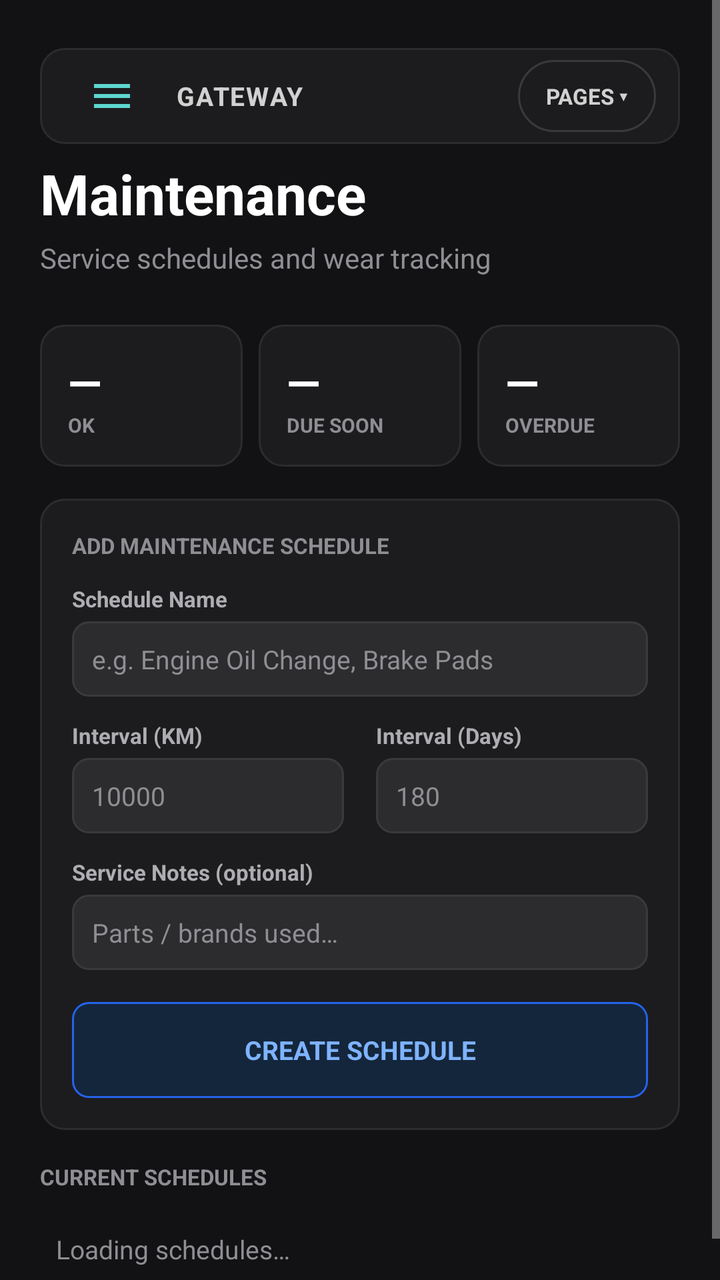
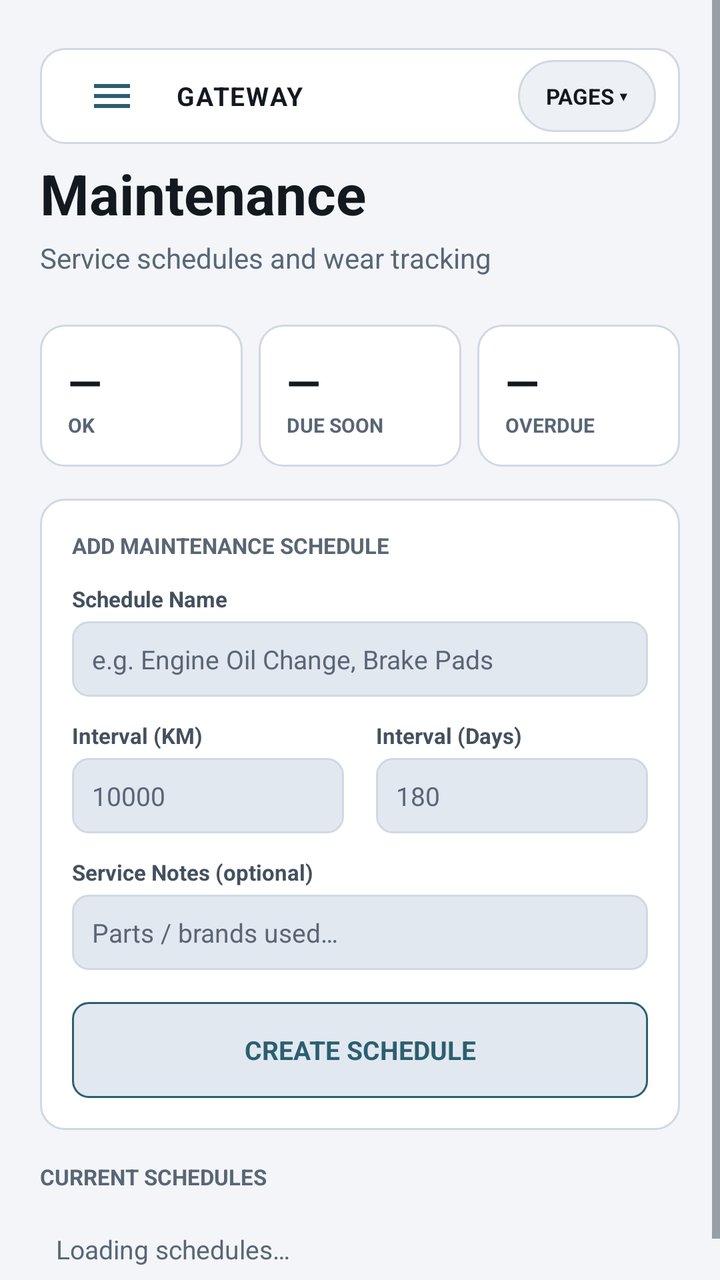

The first picture is an Android layout as it rendered before a commit; the second is the same layout after the commit. The layout source and the unified diff follow.
<!-- AndroidManifest.xml: application theme Theme.OBDGateway -->
<!-- res/layout/activity_maintenance.xml -->
<?xml version="1.0" encoding="utf-8"?>
<ScrollView xmlns:android="http://schemas.android.com/apk/res/android"
    android:layout_width="match_parent"
    android:layout_height="match_parent"
    android:fillViewport="true">

    <LinearLayout
        android:layout_width="match_parent"
        android:layout_height="wrap_content"
        android:orientation="vertical"
        android:padding="20dp">

        <include layout="@layout/view_nav_bar" />

        <TextView
            android:layout_width="wrap_content"
            android:layout_height="wrap_content"
            android:text="Maintenance"
            android:textColor="@color/text_primary"
            android:textSize="28sp"
            android:textStyle="bold"
            android:layout_marginBottom="4dp" />

        <TextView
            android:layout_width="wrap_content"
            android:layout_height="wrap_content"
            android:text="Service schedules and wear tracking"
            android:textColor="@color/text_muted"
            android:textSize="14sp"
            android:layout_marginBottom="24dp" />

        
        <LinearLayout
            android:layout_width="match_parent"
            android:layout_height="wrap_content"
            android:orientation="horizontal"
            android:layout_marginBottom="16dp">

            <LinearLayout
                android:layout_width="0dp"
                android:layout_height="wrap_content"
                android:layout_weight="1"
                android:orientation="vertical"
                android:background="@drawable/card_bg"
                android:padding="14dp"
                android:layout_marginEnd="8dp">

                <TextView
                    android:id="@+id/maintOkCount"
                    android:layout_width="wrap_content"
                    android:layout_height="wrap_content"
                    android:text="—"
                    android:textColor="@color/text_primary"
                    android:textSize="22sp"
                    android:textStyle="bold" />

                <TextView
                    android:layout_width="wrap_content"
                    android:layout_height="wrap_content"
                    android:text="OK"
                    android:textColor="@color/text_muted"
                    android:textSize="10sp"
                    android:textStyle="bold" />
            </LinearLayout>

            <LinearLayout
                android:layout_width="0dp"
                android:layout_height="wrap_content"
                android:layout_weight="1"
                android:orientation="vertical"
                android:background="@drawable/card_bg"
                android:padding="14dp"
                android:layout_marginEnd="8dp">

                <TextView
                    android:id="@+id/maintSoonCount"
                    android:layout_width="wrap_content"
                    android:layout_height="wrap_content"
                    android:text="—"
                    android:textColor="@color/text_primary"
                    android:textSize="22sp"
                    android:textStyle="bold" />

                <TextView
                    android:layout_width="wrap_content"
                    android:layout_height="wrap_content"
                    android:text="DUE SOON"
                    android:textColor="@color/text_muted"
                    android:textSize="10sp"
                    android:textStyle="bold" />
            </LinearLayout>

            <LinearLayout
                android:layout_width="0dp"
                android:layout_height="wrap_content"
                android:layout_weight="1"
                android:orientation="vertical"
                android:background="@drawable/card_bg"
                android:padding="14dp">

                <TextView
                    android:id="@+id/maintOverdueCount"
                    android:layout_width="wrap_content"
                    android:layout_height="wrap_content"
                    android:text="—"
                    android:textColor="@color/text_primary"
                    android:textSize="22sp"
                    android:textStyle="bold" />

                <TextView
                    android:layout_width="wrap_content"
                    android:layout_height="wrap_content"
                    android:text="OVERDUE"
                    android:textColor="@color/text_muted"
                    android:textSize="10sp"
                    android:textStyle="bold" />
            </LinearLayout>
        </LinearLayout>

        
        <LinearLayout
            android:layout_width="match_parent"
            android:layout_height="wrap_content"
            android:orientation="vertical"
            android:background="@drawable/card_bg"
            android:padding="16dp"
            android:layout_marginBottom="16dp">

            <TextView
                android:layout_width="wrap_content"
                android:layout_height="wrap_content"
                android:text="ADD MAINTENANCE SCHEDULE"
                android:textColor="@color/text_muted"
                android:textSize="11sp"
                android:textStyle="bold"
                android:layout_marginBottom="12dp" />

            <TextView
                android:layout_width="wrap_content"
                android:layout_height="wrap_content"
                android:text="Schedule Name"
                android:textColor="@color/text_secondary"
                android:textSize="11sp"
                android:textStyle="bold"
                android:layout_marginBottom="4dp" />

            <EditText
                android:id="@+id/etScheduleName"
                android:layout_width="match_parent"
                android:layout_height="wrap_content"
                android:background="@drawable/spinner_bg"
                android:padding="10dp"
                android:hint="e.g. Engine Oil Change, Brake Pads"
                android:textColor="@color/text_primary"
                android:textColorHint="@color/text_muted"
                android:textSize="13sp"
                android:layout_marginBottom="12dp" />

            <LinearLayout
                android:layout_width="match_parent"
                android:layout_height="wrap_content"
                android:orientation="horizontal"
                android:layout_marginBottom="12dp">

                <LinearLayout
                    android:layout_width="0dp"
                    android:layout_height="wrap_content"
                    android:layout_weight="1"
                    android:orientation="vertical"
                    android:layout_marginEnd="8dp">

                    <TextView
                        android:layout_width="wrap_content"
                        android:layout_height="wrap_content"
                        android:text="Interval (KM)"
                        android:textColor="@color/text_secondary"
                        android:textSize="11sp"
                        android:textStyle="bold"
                        android:layout_marginBottom="4dp" />

                    <EditText
                        android:id="@+id/etIntervalKm"
                        android:layout_width="match_parent"
                        android:layout_height="wrap_content"
                        android:background="@drawable/spinner_bg"
                        android:padding="10dp"
                        android:inputType="number"
                        android:hint="10000"
                        android:textColor="@color/text_primary"
                        android:textColorHint="@color/text_muted"
                        android:textSize="13sp" />
                </LinearLayout>

                <LinearLayout
                    android:layout_width="0dp"
                    android:layout_height="wrap_content"
                    android:layout_weight="1"
                    android:orientation="vertical"
                    android:layout_marginStart="8dp">

                    <TextView
                        android:layout_width="wrap_content"
                        android:layout_height="wrap_content"
                        android:text="Interval (Days)"
                        android:textColor="@color/text_secondary"
                        android:textSize="11sp"
                        android:textStyle="bold"
                        android:layout_marginBottom="4dp" />

                    <EditText
                        android:id="@+id/etIntervalDays"
                        android:layout_width="match_parent"
                        android:layout_height="wrap_content"
                        android:background="@drawable/spinner_bg"
                        android:padding="10dp"
                        android:inputType="number"
                        android:hint="180"
                        android:textColor="@color/text_primary"
                        android:textColorHint="@color/text_muted"
                        android:textSize="13sp" />
                </LinearLayout>
            </LinearLayout>

            <TextView
                android:layout_width="wrap_content"
                android:layout_height="wrap_content"
                android:text="Service Notes (optional)"
                android:textColor="@color/text_secondary"
                android:textSize="11sp"
                android:textStyle="bold"
                android:layout_marginBottom="4dp" />

            <EditText
                android:id="@+id/etServiceNotes"
                android:layout_width="match_parent"
                android:layout_height="wrap_content"
                android:background="@drawable/spinner_bg"
                android:padding="10dp"
                android:hint="Parts / brands used…"
                android:textColor="@color/text_primary"
                android:textColorHint="@color/text_muted"
                android:textSize="13sp"
                android:layout_marginBottom="16dp" />

            <TextView
                android:id="@+id/btnCreateSchedule"
                android:layout_width="match_parent"
                android:layout_height="48dp"
                android:gravity="center"
                android:text="CREATE SCHEDULE"
                android:textColor="#7EB3FF"
                android:textSize="13sp"
                android:textStyle="bold"
                android:background="@drawable/btn_diag_read_bg"
                android:clickable="true"
                android:focusable="true" />
        </LinearLayout>

        
        <TextView
            android:layout_width="wrap_content"
            android:layout_height="wrap_content"
            android:text="CURRENT SCHEDULES"
            android:textColor="@color/text_muted"
            android:textSize="11sp"
            android:textStyle="bold"
            android:layout_marginBottom="12dp" />

        <LinearLayout
            android:id="@+id/maintScheduleContainer"
            android:layout_width="match_parent"
            android:layout_height="wrap_content"
            android:orientation="vertical">

            <TextView
                android:layout_width="match_parent"
                android:layout_height="wrap_content"
                android:text="Loading schedules…"
                android:textColor="@color/text_muted"
                android:textSize="13sp"
                android:padding="8dp" />
        </LinearLayout>
    </LinearLayout>
</ScrollView>
<!-- res/layout/view_nav_bar.xml (included above) -->
<?xml version="1.0" encoding="utf-8"?>
<LinearLayout xmlns:android="http://schemas.android.com/apk/res/android"
    xmlns:tools="http://schemas.android.com/tools"
    android:layout_width="match_parent"
    android:layout_height="wrap_content"
    android:orientation="vertical"
    android:layout_marginTop="4dp"
    android:layout_marginBottom="6dp">

    
    <LinearLayout
        android:id="@+id/navHeaderBar"
        android:layout_width="match_parent"
        android:layout_height="48dp"
        android:orientation="horizontal"
        android:gravity="center_vertical"
        android:background="@drawable/card_bg"
        android:paddingHorizontal="12dp">

        <ImageButton
            android:id="@+id/btnNavMenu"
            android:layout_width="48dp"
            android:layout_height="48dp"
            android:background="?attr/selectableItemBackgroundBorderless"
            android:src="@drawable/ic_menu"
            android:tint="@color/accent_cyan"
            android:contentDescription="@string/cd_nav_menu" />

        <TextView
            android:id="@+id/tvNavCurrentTitle"
            android:layout_width="0dp"
            android:layout_height="wrap_content"
            android:layout_weight="1"
            android:layout_marginStart="8dp"
            android:text="GATEWAY"
            android:textColor="#CCFFFFFF"
            android:textSize="13sp"
            android:textStyle="bold"
            android:letterSpacing="0.05" />

        <TextView
            android:id="@+id/btnToggleNavPills"
            android:layout_width="wrap_content"
            android:layout_height="36dp"
            android:minWidth="56dp"
            android:paddingHorizontal="14dp"
            android:gravity="center"
            android:background="@drawable/nav_pill_inactive"
            android:text="PAGES ▾"
            android:textColor="#CCFFFFFF"
            android:textSize="11sp"
            android:textStyle="bold"
            android:clickable="true"
            android:focusable="true" />
    </LinearLayout>

    
    <HorizontalScrollView
        android:id="@+id/navPillsScroll"
        android:layout_width="match_parent"
        android:layout_height="wrap_content"
        android:scrollbars="none"
        android:visibility="gone"
        android:layout_marginTop="6dp"
        tools:ignore="UseCompoundDrawables">

        <LinearLayout
            android:id="@+id/navPillsContainer"
            android:layout_width="wrap_content"
            android:layout_height="wrap_content"
            android:orientation="horizontal">

            <TextView
                android:id="@+id/navGateway"
                android:layout_width="wrap_content"
                android:layout_height="44dp"
                android:minWidth="56dp"
                android:gravity="center"
                android:paddingHorizontal="12dp"
                android:layout_marginEnd="6dp"
                android:text="GATEWAY"
                android:textSize="11.5sp"
                android:textStyle="bold"
                android:letterSpacing="0.03"
                android:textColor="#CCFFFFFF"
                android:background="@drawable/nav_pill_inactive"
                android:clickable="true"
                android:focusable="true" />

            <TextView
                android:id="@+id/navDiagnostics"
                android:layout_width="wrap_content"
                android:layout_height="44dp"
                android:minWidth="56dp"
                android:gravity="center"
                android:paddingHorizontal="12dp"
                android:layout_marginEnd="6dp"
                android:text="DIAG"
                android:textSize="11.5sp"
                android:textStyle="bold"
                android:letterSpacing="0.03"
                android:textColor="#CCFFFFFF"
                android:background="@drawable/nav_pill_inactive"
                android:clickable="true"
                android:focusable="true" />

            <TextView
                android:id="@+id/navTrips"
                android:layout_width="wrap_content"
                android:layout_height="44dp"
                android:minWidth="56dp"
                android:gravity="center"
                android:paddingHorizontal="12dp"
                android:layout_marginEnd="6dp"
                android:text="TRIPS"
                android:textSize="11.5sp"
                android:textStyle="bold"
                android:letterSpacing="0.03"
                android:textColor="#CCFFFFFF"
                android:background="@drawable/nav_pill_inactive"
                android:clickable="true"
                android:focusable="true" />

            <TextView
                android:id="@+id/navFuel"
                android:layout_width="wrap_content"
                android:layout_height="44dp"
                android:minWidth="56dp"
                android:gravity="center"
                android:paddingHorizontal="12dp"
                android:layout_marginEnd="6dp"
                android:text="FUEL"
                android:textSize="11.5sp"
                android:textStyle="bold"
                android:letterSpacing="0.03"
                android:textColor="#CCFFFFFF"
                android:background="@drawable/nav_pill_inactive"
                android:clickable="true"
                android:focusable="true" />

            <TextView
                android:id="@+id/navPerf"
                android:layout_width="wrap_content"
                android:layout_height="44dp"
                android:minWidth="56dp"
                android:gravity="center"
                android:paddingHorizontal="12dp"
                android:layout_marginEnd="6dp"
                android:text="PERF"
                android:textSize="11.5sp"
                android:textStyle="bold"
                android:letterSpacing="0.03"
                android:textColor="#CCFFFFFF"
                android:background="@drawable/nav_pill_inactive"
                android:clickable="true"
                android:focusable="true" />

            <TextView
                android:id="@+id/navMaint"
                android:layout_width="wrap_content"
                android:layout_height="44dp"
                android:minWidth="56dp"
                android:gravity="center"
                android:paddingHorizontal="12dp"
                android:text="MAINT"
                android:textSize="11.5sp"
                android:textStyle="bold"
                android:letterSpacing="0.03"
                android:textColor="#CCFFFFFF"
                android:background="@drawable/nav_pill_inactive"
                android:clickable="true"
                android:focusable="true" />
        </LinearLayout>
    </HorizontalScrollView>
</LinearLayout>
<!-- resources referenced by this layout -->
<resources>
  <color name="accent_cyan">#FF5ED7D0</color>
  <color name="text_muted">#FF8E8E93</color>
  <color name="text_primary">#FFFFFFFF</color>
  <color name="text_secondary">#FFAEAEB2</color>
  <!-- drawable btn_diag_read_bg (drawable) -->
  <?xml version="1.0" encoding="utf-8"?>
  <shape xmlns:android="http://schemas.android.com/apk/res/android">
      <solid android:color="#14263B" />
      <corners android:radius="8dp" />
      <stroke android:width="1dp" android:color="#2563EB" />
  </shape>
  <!-- drawable card_bg (drawable) -->
  <?xml version="1.0" encoding="utf-8"?>
  <shape xmlns:android="http://schemas.android.com/apk/res/android">
      <solid android:color="#1C1C1E" />
      <corners android:radius="12dp" />
      <stroke android:width="1dp" android:color="#2C2C2E" />
  </shape>
  <!-- drawable ic_menu (drawable) -->
  <vector xmlns:android="http://schemas.android.com/apk/res/android"
      android:width="24dp"
      android:height="24dp"
      android:viewportWidth="24"
      android:viewportHeight="24">
    <path
        android:fillColor="#FFFFFFFF"
        android:pathData="M3,18h18v-2L3,16v2zM3,13h18v-2L3,11v2zM3,6v2h18L21,6L3,6z"/>
  </vector>
  <!-- drawable nav_pill_inactive (drawable) -->
  <?xml version="1.0" encoding="utf-8"?>
  <shape xmlns:android="http://schemas.android.com/apk/res/android">
      <solid android:color="#1C1C1E" />
      <corners android:radius="18dp" />
      <stroke android:width="1dp" android:color="#3A3A3C" />
  </shape>
  <!-- drawable spinner_bg (drawable) -->
  <?xml version="1.0" encoding="utf-8"?>
  <shape xmlns:android="http://schemas.android.com/apk/res/android">
      <solid android:color="#2C2C2E" />
      <corners android:radius="8dp" />
      <stroke android:width="1dp" android:color="#3A3A3C" />
  </shape>
  <string name="cd_nav_menu">Navigation Menu</string>
  <style name="Theme.OBDGateway" parent="Theme.AppCompat.NoActionBar">
          <item name="android:windowBackground">@color/background</item>
          <item name="android:colorBackground">@color/background</item>
          <item name="colorPrimary">@color/accent_blue</item>
          <item name="colorPrimaryDark">@color/background</item>
          <item name="colorAccent">@color/accent_green</item>
          <item name="android:textColorHint">@color/text_muted</item>
      </style>
  <color name="background">#FF121214</color>
  <color name="accent_blue">#FF2563EB</color>
  <color name="accent_green">#FF34C759</color>
</resources>

<!-- the commit's change to res/layout/activity_maintenance.xml (unified diff, before → after) -->
@@ -248,7 +248,7 @@
                 android:layout_height="48dp"
                 android:gravity="center"
                 android:text="CREATE SCHEDULE"
-                android:textColor="#7EB3FF"
+                android:textColor="@color/btn_secondary_text"
                 android:textSize="13sp"
                 android:textStyle="bold"
                 android:background="@drawable/btn_diag_read_bg"
@@ -318,7 +318,7 @@
             android:layout_weight="1"
             android:layout_marginStart="8dp"
             android:text="GATEWAY"
-            android:textColor="#CCFFFFFF"
+            android:textColor="@color/text_primary"
             android:textSize="13sp"
             android:textStyle="bold"
             android:letterSpacing="0.05" />
@@ -332,7 +332,7 @@
             android:gravity="center"
             android:background="@drawable/nav_pill_inactive"
             android:text="PAGES ▾"
-            android:textColor="#CCFFFFFF"
+            android:textColor="@color/text_primary"
             android:textSize="11sp"
             android:textStyle="bold"
             android:clickable="true"
@@ -367,7 +367,7 @@
                 android:textSize="11.5sp"
                 android:textStyle="bold"
                 android:letterSpacing="0.03"
-                android:textColor="#CCFFFFFF"
+                android:textColor="@color/text_primary"
                 android:background="@drawable/nav_pill_inactive"
                 android:clickable="true"
                 android:focusable="true" />
@@ -384,7 +384,7 @@
                 android:textSize="11.5sp"
                 android:textStyle="bold"
                 android:letterSpacing="0.03"
-                android:textColor="#CCFFFFFF"
+                android:textColor="@color/text_primary"
                 android:background="@drawable/nav_pill_inactive"
                 android:clickable="true"
                 android:focusable="true" />
@@ -401,7 +401,7 @@
                 android:textSize="11.5sp"
                 android:textStyle="bold"
                 android:letterSpacing="0.03"
-                android:textColor="#CCFFFFFF"
+                android:textColor="@color/text_primary"
                 android:background="@drawable/nav_pill_inactive"
                 android:clickable="true"
                 android:focusable="true" />
@@ -418,7 +418,7 @@
                 android:textSize="11.5sp"
                 android:textStyle="bold"
                 android:letterSpacing="0.03"
-                android:textColor="#CCFFFFFF"
+                android:textColor="@color/text_primary"
                 android:background="@drawable/nav_pill_inactive"
                 android:clickable="true"
                 android:focusable="true" />
@@ -435,7 +435,7 @@
                 android:textSize="11.5sp"
                 android:textStyle="bold"
                 android:letterSpacing="0.03"
-                android:textColor="#CCFFFFFF"
+                android:textColor="@color/text_primary"
                 android:background="@drawable/nav_pill_inactive"
                 android:clickable="true"
                 android:focusable="true" />
@@ -451,7 +451,7 @@
                 android:textSize="11.5sp"
                 android:textStyle="bold"
                 android:letterSpacing="0.03"
-                android:textColor="#CCFFFFFF"
+                android:textColor="@color/text_primary"
                 android:background="@drawable/nav_pill_inactive"
                 android:clickable="true"
                 android:focusable="true" />
<!-- resource entries referenced after the edit -->
@@ -1,22 +1,23 @@
 <!-- resources referenced by this layout -->
 <resources>
-  <color name="accent_cyan">#FF5ED7D0</color>
-  <color name="text_muted">#FF8E8E93</color>
-  <color name="text_primary">#FFFFFFFF</color>
-  <color name="text_secondary">#FFAEAEB2</color>
+  <color name="accent_cyan">#2B5F70</color>
+  <color name="btn_secondary_text">#2B5F70</color>
+  <color name="text_muted">#5A6675</color>
+  <color name="text_primary">#141920</color>
+  <color name="text_secondary">#45505E</color>
   <!-- drawable btn_diag_read_bg (drawable) -->
   <?xml version="1.0" encoding="utf-8"?>
   <shape xmlns:android="http://schemas.android.com/apk/res/android">
-      <solid android:color="#14263B" />
+      <solid android:color="@color/btn_secondary_bg" />
       <corners android:radius="8dp" />
-      <stroke android:width="1dp" android:color="#2563EB" />
+      <stroke android:width="1dp" android:color="@color/border_focus" />
   </shape>
   <!-- drawable card_bg (drawable) -->
   <?xml version="1.0" encoding="utf-8"?>
   <shape xmlns:android="http://schemas.android.com/apk/res/android">
-      <solid android:color="#1C1C1E" />
+      <solid android:color="@color/card" />
       <corners android:radius="12dp" />
-      <stroke android:width="1dp" android:color="#2C2C2E" />
+      <stroke android:width="1dp" android:color="@color/border_subtle" />
   </shape>
   <!-- drawable ic_menu (drawable) -->
   <vector xmlns:android="http://schemas.android.com/apk/res/android"
@@ -25,34 +26,47 @@
       android:viewportWidth="24"
       android:viewportHeight="24">
     <path
-        android:fillColor="#FFFFFFFF"
+        android:fillColor="@color/text_primary"
         android:pathData="M3,18h18v-2L3,16v2zM3,13h18v-2L3,11v2zM3,6v2h18L21,6L3,6z"/>
   </vector>
   <!-- drawable nav_pill_inactive (drawable) -->
   <?xml version="1.0" encoding="utf-8"?>
   <shape xmlns:android="http://schemas.android.com/apk/res/android">
-      <solid android:color="#1C1C1E" />
+      <solid android:color="@color/nav_pill_inactive_bg" />
       <corners android:radius="18dp" />
-      <stroke android:width="1dp" android:color="#3A3A3C" />
+      <stroke android:width="1dp" android:color="@color/border_subtle" />
   </shape>
   <!-- drawable spinner_bg (drawable) -->
   <?xml version="1.0" encoding="utf-8"?>
   <shape xmlns:android="http://schemas.android.com/apk/res/android">
-      <solid android:color="#2C2C2E" />
+      <solid android:color="@color/btn_secondary_bg" />
       <corners android:radius="8dp" />
-      <stroke android:width="1dp" android:color="#3A3A3C" />
+      <stroke android:width="1dp" android:color="@color/border_subtle" />
   </shape>
   <string name="cd_nav_menu">Navigation Menu</string>
-  <style name="Theme.OBDGateway" parent="Theme.AppCompat.NoActionBar">
+  <style name="Theme.OBDGateway" parent="Theme.OBDApp" />
+  <color name="btn_secondary_bg">#E2E8F0</color>
+  <color name="border_focus">#2B5F70</color>
+  <color name="card">#FFFFFF</color>
+  <color name="border_subtle">#D0D8E2</color>
+  <color name="nav_pill_inactive_bg">#EDF1F5</color>
+  <style name="Theme.OBDApp" parent="Theme.OBDApp.Base" />
+  <style name="Theme.OBDApp.Base" parent="Theme.AppCompat.DayNight.NoActionBar">
           <item name="android:windowBackground">@color/background</item>
           <item name="android:colorBackground">@color/background</item>
-          <item name="colorPrimary">@color/accent_blue</item>
-          <item name="colorPrimaryDark">@color/background</item>
-          <item name="colorAccent">@color/accent_green</item>
+          <item name="android:statusBarColor">@color/header_bg</item>
+          <item name="android:navigationBarColor">@color/navigation_bar_color</item>
+          <item name="android:windowLightStatusBar">@bool/system_bar_dark_icons</item>
+          <item name="colorPrimary">@color/btn_primary_bg</item>
+          <item name="colorPrimaryDark">@color/header_bg</item>
+          <item name="colorAccent">@color/accent_cyan</item>
+          <item name="android:textColorPrimary">@color/text_primary</item>
+          <item name="android:textColorSecondary">@color/text_secondary</item>
           <item name="android:textColorHint">@color/text_muted</item>
       </style>
-  <color name="background">#FF121214</color>
-  <color name="accent_blue">#FF2563EB</color>
-  <color name="accent_green">#FF34C759</color>
+  <color name="background">#F3F5F8</color>
+  <color name="header_bg">#FFFFFF</color>
+  <color name="navigation_bar_color">#0F1318</color>
+  <color name="btn_primary_bg">#2B5F70</color>
 </resources>
 
